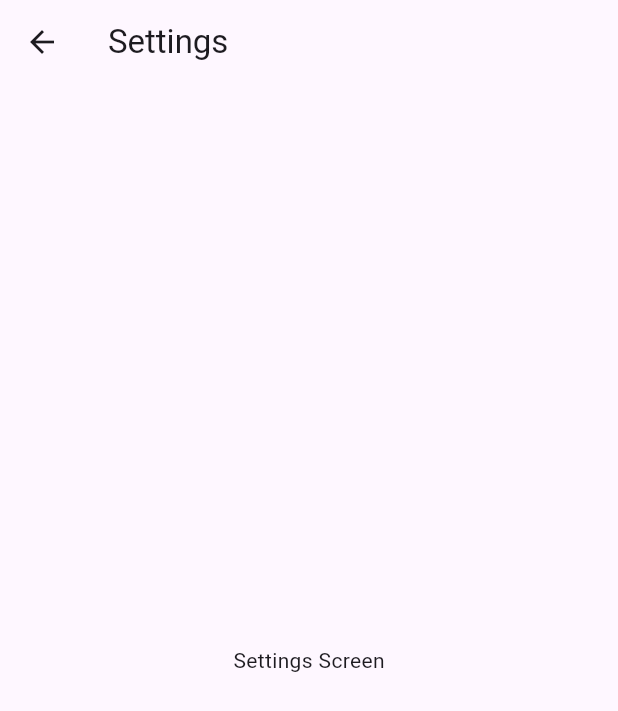
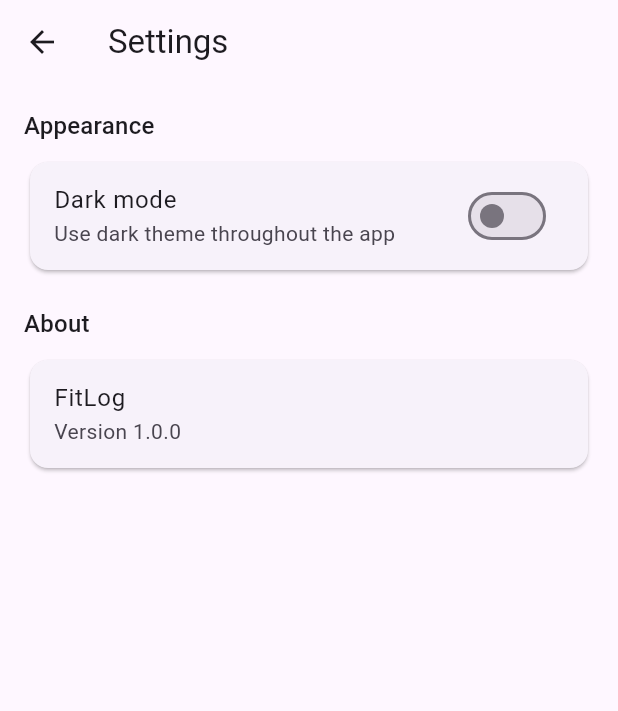
Before and after one commit to TeamirTesh/FitLog, a Flutter app: the SettingsScreen screen opened directly, on a phone screen of 412 x 824 dp. Shown: the top 711 px of the screen. Run offline on Flutter 3.47's test engine with Material 3 defaults, Android fonts, the phone set to English and light mode, and no system bars; our stand-ins replace shared_preferences, sqflite; accounts and stored records are empty.

Commit message:
Add settings screen with dark mode toggle and SharedPreferences

```diff
--- a/lib/screens/settings_screen.dart
+++ b/lib/screens/settings_screen.dart
@@ -1,13 +1,47 @@
 import 'package:flutter/material.dart';
+import 'package:provider/provider.dart';
+
+import '../providers/theme_provider.dart';
 
 class SettingsScreen extends StatelessWidget {
   const SettingsScreen({super.key});
 
   @override
   Widget build(BuildContext context) {
+    final themeProvider = context.watch<ThemeProvider>();
+
     return Scaffold(
       appBar: AppBar(title: const Text('Settings')),
-      body: const Center(child: Text('Settings Screen')),
+      body: ListView(
+        padding: const EdgeInsets.all(16),
+        children: [
+          Text(
+            'Appearance',
+            style: Theme.of(context).textTheme.titleMedium,
+          ),
+          const SizedBox(height: 8),
+          Card(
+            child: SwitchListTile(
+              title: const Text('Dark mode'),
+              subtitle: const Text('Use dark theme throughout the app'),
+              value: themeProvider.isDarkMode,
+              onChanged: (_) => themeProvider.toggleTheme(),
+            ),
+          ),
+          const SizedBox(height: 20),
+          Text(
+            'About',
+            style: Theme.of(context).textTheme.titleMedium,
+          ),
+          const SizedBox(height: 8),
+          const Card(
+            child: ListTile(
+              title: Text('FitLog'),
+              subtitle: Text('Version 1.0.0'),
+            ),
+          ),
+        ],
+      ),
     );
   }
 }
--- a/pubspec.yaml
+++ b/pubspec.yaml
@@ -37,6 +37,7 @@ dependencies:
   sqflite: ^2.3.3
   path: ^1.9.0
   shared_preferences: ^2.3.2
+  provider: ^6.1.2
 
 dev_dependencies:
   flutter_test:
```
Also changed, not shown: lib/main.dart (+23 -5 lines), lib/providers/theme_provider.dart (+27 -4 lines).
